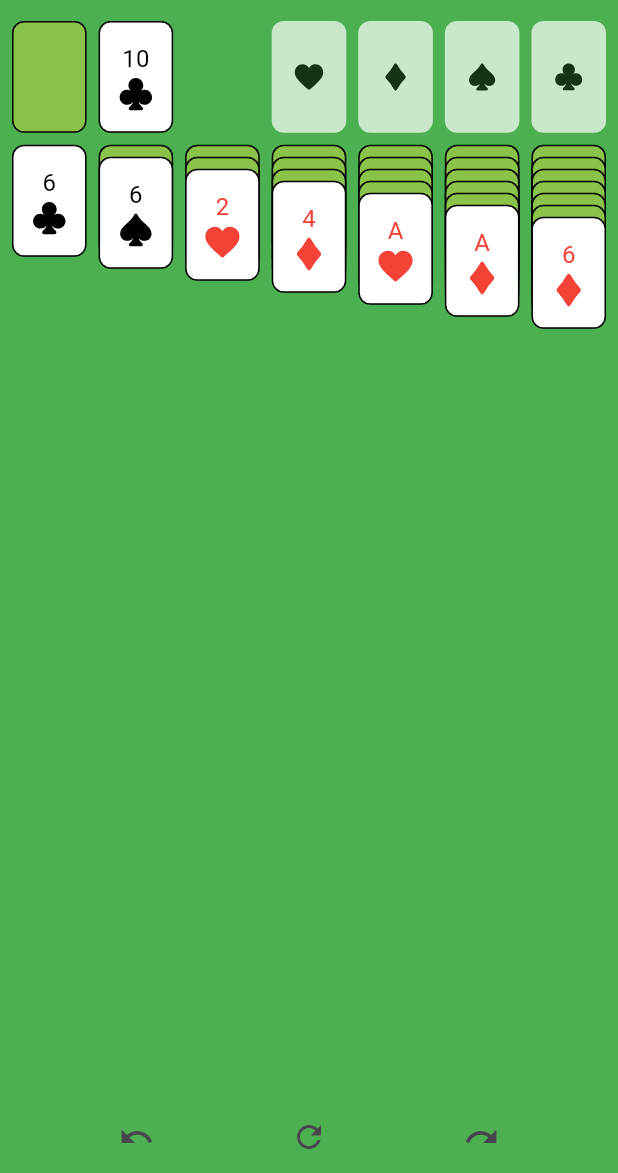
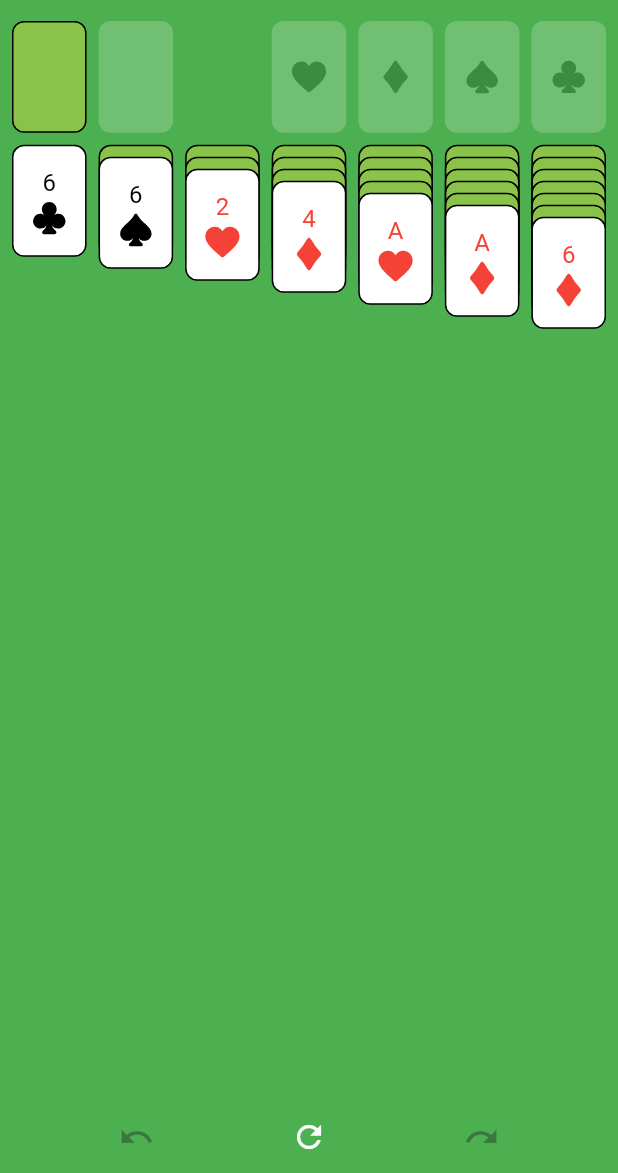
Before and after one commit to achase89/minimalist_solitaire, a Flutter app: the screen it shows after launch, after a tap on the "refresh" icon, on a phone screen of 412 x 824 dp, the part 63-1236 px from its top. Run offline on Flutter 3.47's test engine with Material 3 defaults, Android fonts, the light colour scheme and no system bars; our stand-ins replace flutter_svg.

Commit message:
- Corrected stock and waste piles - Moved Buttons - Created style sheet and applied it - Created placeholder card - Need to create themes file and apply themes. - Need to create menu button and start to build out options - Need to implement scoring system

```diff
--- a/lib/card_empty.dart
+++ b/lib/card_empty.dart
@@ -4,6 +4,7 @@ import 'package:minimalist_solitaire/card_playing.dart';
 import 'package:minimalist_solitaire/card_transformed.dart';
 import 'package:flutter_svg/flutter_svg.dart';
 import 'card_dimensions.dart';
+import 'styles.dart';
 
 // The deck of cards which accept the final cards (Ace to King)
 class EmptyCardDeck extends StatefulWidget {
@@ -12,7 +13,8 @@ class EmptyCardDeck extends StatefulWidget {
   final CardAcceptCallback onCardAdded;
   final int columnIndex;
 
-  const EmptyCardDeck({super.key,
+  const EmptyCardDeck({
+    super.key,
     required this.cardSuit,
     required this.cardsAdded,
     required this.onCardAdded,
@@ -20,39 +22,34 @@ class EmptyCardDeck extends StatefulWidget {
   });
 
   @override
-  _EmptyCardDeckState createState() => _EmptyCardDeckState();
+  EmptyCardDeckState createState() => EmptyCardDeckState();
 }
 
-class _EmptyCardDeckState extends State<EmptyCardDeck> {
+class EmptyCardDeckState extends State<EmptyCardDeck> {
   @override
   Widget build(BuildContext context) {
-    final cardWidth = CardDimensions.calculateCardWidth(context); // Calculate width
-    final cardHeight = CardDimensions.calculateCardHeight(cardWidth); // Calculate height
+    final cardWidth =
+        CardDimensions.calculateCardWidth(context); // Calculate width
+    final cardHeight =
+        CardDimensions.calculateCardHeight(cardWidth); // Calculate height
 
     return DragTarget<Map>(
       builder: (context, listOne, listTwo) {
         return widget.cardsAdded.isEmpty
             ? Opacity(
-          opacity: 0.7,
+                opacity: AppStyles
+                    .cardPlaceholderOpacity, // Use opacity from AppStyles
                 child: Container(
                   decoration: BoxDecoration(
-              borderRadius: BorderRadius.circular(8.0),
-              color: Colors.white,
+                    borderRadius: BorderRadius.circular(AppStyles
+                        .cardBorderRadius), // Use borderRadius from AppStyles
+                    color: AppStyles
+                        .cardFaceBackgroundColor, // Use color from AppStyles
                   ),
                   height: cardHeight,
                   width: cardWidth,
                   child: Center(
-              child: Row(
-                mainAxisAlignment: MainAxisAlignment.spaceEvenly,
-                children: <Widget>[
-                  Center(
-                    child: SizedBox(
-                      height: 20.0,
                     child: _suitToImage(),
-                    ),
-                  )
-                ],
-              ),
                   ),
                 ),
               )
--- /dev/null
+++ b/lib/card_placeholder.dart
@@ -0,0 +1,26 @@
+import 'package:flutter/material.dart';
+import 'card_dimensions.dart';
+import 'styles.dart';
+
+class CardPlaceholder extends StatelessWidget {
+  const CardPlaceholder({super.key});
+
+  @override
+  Widget build(BuildContext context) {
+    final cardWidth = CardDimensions.calculateCardWidth(context);
+    final cardHeight = CardDimensions.calculateCardHeight(cardWidth);
+
+    return Opacity(
+      opacity: AppStyles.cardPlaceholderOpacity, // Use opacity from AppStyles
+      child: Container(
+        width: cardWidth,
+        height: cardHeight,
+        decoration: BoxDecoration(
+          color: AppStyles.cardFaceBackgroundColor, // Use color from AppStyles
+          borderRadius: BorderRadius.circular(
+              AppStyles.cardBorderRadius), // Use borderRadius from AppStyles
+        ),
+      ),
+    );
+  }
+}
--- a/lib/card_playing.dart
+++ b/lib/card_playing.dart
@@ -41,11 +41,10 @@ class PlayingCard {
   });
 
   CardColor get cardColor {
-    if(cardSuit == CardSuit.hearts || cardSuit == CardSuit.diamonds) {
+    if (cardSuit == CardSuit.hearts || cardSuit == CardSuit.diamonds) {
       return CardColor.red;
     } else {
       return CardColor.black;
     }
   }
-
 }
--- a/lib/card_transformed.dart
+++ b/lib/card_transformed.dart
@@ -3,6 +3,7 @@ import 'package:flutter_svg/svg.dart';
 import 'package:minimalist_solitaire/card_column.dart';
 import 'package:minimalist_solitaire/card_playing.dart';
 import 'card_dimensions.dart';
+import 'styles.dart';
 
 // TransformedCard makes the card draggable and translates it according to
 // position in the stack.
@@ -14,6 +15,8 @@ class TransformedCard extends StatefulWidget {
   final int columnIndex;
   final List<PlayingCard> attachedCards;
 
+  final Color? backgroundColor;
+
   const TransformedCard({
     super.key,
     required this.playingCard,
@@ -22,6 +25,7 @@ class TransformedCard extends StatefulWidget {
     this.transformIndex = 0,
     required this.columnIndex,
     required this.attachedCards,
+    this.backgroundColor,
   });
 
   @override
@@ -31,7 +35,7 @@ class TransformedCard extends StatefulWidget {
 class TransformedCardState extends State<TransformedCard> {
   @override
   Widget build(BuildContext context) {
-    return  _buildCard();
+    return _buildCard();
   }
 
   Widget _buildCard() {
@@ -43,9 +47,10 @@ class TransformedCardState extends State<TransformedCard> {
             height: cardHeight,
             width: cardWidth,
             decoration: BoxDecoration(
-        color: Colors.lightGreen,
-        border: Border.all(color: Colors.black),
-        borderRadius: BorderRadius.circular(8.0),
+              color:
+                  widget.backgroundColor ?? AppStyles.cardBackBackgroundColor,
+              border: Border.all(color: AppStyles.cardBorderColor),
+              borderRadius: BorderRadius.circular(AppStyles.cardBorderRadius),
             ),
           )
         : Draggable<Map>(
@@ -79,10 +84,9 @@ class TransformedCardState extends State<TransformedCard> {
       color: Colors.transparent,
       child: Container(
         decoration: BoxDecoration(
-            borderRadius: BorderRadius.circular(8.0),
-            color: Colors.white,
-            border: Border.all(color: Colors.black),
-
+          color: AppStyles.cardFaceBackgroundColor,
+          border: Border.all(color: AppStyles.cardBorderColor),
+          borderRadius: BorderRadius.circular(AppStyles.cardBorderRadius),
         ),
         width: cardWidth,
         height: cardHeight,
@@ -92,10 +96,14 @@ class TransformedCardState extends State<TransformedCard> {
             Text(
               _cardRankToString(),
               style: TextStyle(
-                fontSize: 16.0,
-                color: widget.playingCard.cardColor == CardColor.red
-                    ? Colors.red
-                    : Colors.black,
+                fontSize: AppStyles.cardFullFaceTextStyle
+                    .fontSize, // Use fontSize from cardFullFaceTextStyle
+                color: widget.playingCard.cardColor ==
+                        CardColor.red // Keep the conditional color logic
+                    ? AppStyles
+                        .cardSuitColorLight // Use cardSuitColorLight from AppStyles
+                    : AppStyles
+                        .cardSuitColorDark, // Use cardSuitColorDark from AppStyles
               ),
             ),
             _suitToImage(widget.playingCard.cardSuit),
@@ -113,9 +121,9 @@ class TransformedCardState extends State<TransformedCard> {
       color: Colors.transparent,
       child: Container(
         decoration: BoxDecoration(
-          borderRadius: BorderRadius.circular(8.0),
-          color: Colors.white,
-          border: Border.all(color: Colors.black),
+          color: AppStyles.cardFaceBackgroundColor,
+          border: Border.all(color: AppStyles.cardBorderColor),
+          borderRadius: BorderRadius.circular(AppStyles.cardBorderRadius),
         ),
         width: cardWidth,
         height: cardHeight,
@@ -130,15 +138,20 @@ class TransformedCardState extends State<TransformedCard> {
                   Text(
                     _cardRankToString(),
                     style: TextStyle(
-                      fontSize: 12.0,
-                      color: widget.playingCard.cardColor == CardColor.red
-                          ? Colors.red
-                          : Colors.black,
+                      fontSize: AppStyles.cardPartialFaceTextStyle
+                          .fontSize, // Use fontSize from cardPartialFaceTextStyle
+                      color: widget.playingCard.cardColor ==
+                              CardColor.red // Keep the conditional color logic
+                          ? AppStyles
+                              .cardSuitColorLight // Use cardSuitColorLight from AppStyles
+                          : AppStyles
+                              .cardSuitColorDark, // Use cardSuitColorDark from AppStyles
                     ),
                   ),
                   Padding(
                     padding: const EdgeInsets.only(left: 4.0),
-                    child: SizedBox( // Add SizedBox here
+                    child: SizedBox(
+                      // Add SizedBox here
                       width: 16, // Adjust width as needed
                       height: 16, // Adjust height as needed
                       child: _suitToImage(widget.playingCard.cardSuit),
@@ -150,28 +163,6 @@ class TransformedCardState extends State<TransformedCard> {
           ),
         ),
       ),
-    );
-  }
-
-  Widget _cardWidget() {
-    return Column(
-      mainAxisAlignment: MainAxisAlignment.spaceAround,
-      children: <Widget>[
-        Text(
-          _cardRankToString(),
-          style: TextStyle(
-            fontSize: 10.0,
-            color: widget.playingCard.cardColor == CardColor.red ? Colors.red : Colors.black,
-          ),
-        ),
-        Text(
-          _cardRankToString(),
-          style: TextStyle(
-            fontSize: 10.0,
-            color: widget.playingCard.cardColor == CardColor.red ? Colors.red : Colors.black,
-          ),
-        ),
-      ],
     );
   }
 
@@ -208,40 +199,27 @@ class TransformedCardState extends State<TransformedCard> {
     }
   }
 
-  String _cardSuitToString(CardSuit cardSuit) {
-    switch (cardSuit) {
-      case CardSuit.hearts:
-        return "H";
-      case CardSuit.diamonds:
-        return "D";
-      case CardSuit.clubs:
-        return "C";
-      case CardSuit.spades:
-        return "S";
-    }
-  }
-
   Widget _suitToImage(CardSuit cardSuit) {
     switch (cardSuit) {
       case CardSuit.hearts:
         return SvgPicture.asset(
           'assets/images/suit_hearts.svg',
-          color: Colors.red, // Set color to red
+          color: AppStyles.cardSuitColorLight,
         );
       case CardSuit.diamonds:
         return SvgPicture.asset(
           'assets/images/suit_diamonds.svg',
-          color: Colors.red, // Set color to red
+          color: AppStyles.cardSuitColorLight,
         );
       case CardSuit.clubs:
         return SvgPicture.asset(
           'assets/images/suit_clubs.svg',
-          color: Colors.black, // Set color to black
+          color: AppStyles.cardSuitColorDark,
         );
       case CardSuit.spades:
         return SvgPicture.asset(
           'assets/images/suit_spades.svg',
-          color: Colors.black, // Set color to black
+          color: AppStyles.cardSuitColorDark,
         );
       default:
         return const SizedBox.shrink();
--- a/lib/game_screen.dart
+++ b/lib/game_screen.dart
@@ -1,6 +1,5 @@
 // game_screen.dart
 
-import 'dart:collection';
 import 'dart:math';
 
 import 'package:flutter/material.dart';
@@ -10,6 +9,7 @@ import 'card_dimensions.dart';
 import 'card_empty.dart';
 import 'card_playing.dart';
 import 'card_transformed.dart';
+import 'card_placeholder.dart';
 
 class GameScreen extends StatefulWidget {
   const GameScreen({super.key});
@@ -70,37 +70,22 @@ class GameScreenState extends State<GameScreen> {
               padding: const EdgeInsets.symmetric(horizontal: 8.0),
               child: Row(
                 mainAxisAlignment: MainAxisAlignment.spaceBetween,
-                children: <Widget> [
+                children: <Widget>[
+                  //Stock Pile
                   InkWell(
-                    //Stock Pile
                     child: stockPile.isNotEmpty
                         ? TransformedCard(
                             playingCard: stockPile.last,
-                      attachedCards: [
-                        stockPile.last
-                      ], // Added attachedCards argument
-                      columnIndex: 0, // Added columnIndex argument
+                            attachedCards: [stockPile.last],
+                            columnIndex: 0,
                           )
-                        : Opacity(
-                      opacity: 0.4,
-                      child: TransformedCard(
-                        playingCard: PlayingCard(
-                          cardSuit: CardSuit.diamonds,
-                          cardRank: CardRank.five,
-                        ),
-                        attachedCards: [
-                          PlayingCard(
-                            cardSuit: CardSuit.diamonds,
-                            cardRank: CardRank.five,
-                          ),
-                        ], // Added attachedCards argument
-                        columnIndex: 0, // Added columnIndex argument
-                      ),
-                    ),
+                        : const CardPlaceholder(),
                     onTap: () {
                       setState(() {
                         if (stockPile.isEmpty) {
-                          stockPile.addAll(wastePile.reversed.map((card) => card..faceUp = false));
+                          stockPile.addAll(wastePile.reversed.map((card) => card
+                            ..faceUp = false
+                            ..opened = false)); // Reset opened to false
                           wastePile.clear();
                         } else {
                           wastePile.add(
@@ -113,19 +98,20 @@ class GameScreenState extends State<GameScreen> {
                       });
                     },
                   ),
-                  //Waste Pile
+                  // Waste pile
                   wastePile.isNotEmpty
                       ? TransformedCard(
                           playingCard: wastePile.last,
-                    attachedCards: [
-                      wastePile.last,
-                    ],
+                          attachedCards: [wastePile.last],
                           columnIndex: 0,
                         )
-                      : SizedBox(
-                    width: cardWidth,
-                  ),
-                  SizedBox(width: cardWidth),
+                      : const CardPlaceholder(),
+
+                  // Spacer between waste pile and foundation piles
+                  SizedBox(
+                      width:
+                          cardWidth), // Spacer between waste pile and foundation piles
+
                   //Foundation Piles
                   EmptyCardDeck(
                     cardSuit: CardSuit.hearts,
@@ -198,7 +184,8 @@ class GameScreenState extends State<GameScreen> {
               child: Row(
                 mainAxisAlignment: MainAxisAlignment.spaceBetween,
                 children: <Widget>[
-                  SizedBox( // Card Column 1
+                  SizedBox(
+                    // Card Column 1
                     width: cardWidth,
                     child: CardColumn(
                       cards: cardColumn1,
@@ -215,7 +202,8 @@ class GameScreenState extends State<GameScreen> {
                       columnIndex: 1,
                     ),
                   ),
-                  SizedBox( // Card Column 2
+                  SizedBox(
+                    // Card Column 2
                     width: cardWidth,
                     child: CardColumn(
                       cards: cardColumn2,
@@ -232,7 +220,8 @@ class GameScreenState extends State<GameScreen> {
                       columnIndex: 2,
                     ),
                   ),
-                  SizedBox( // Card Column 3
+                  SizedBox(
+                    // Card Column 3
                     width: cardWidth,
                     child: CardColumn(
                       cards: cardColumn3,
@@ -249,7 +238,8 @@ class GameScreenState extends State<GameScreen> {
                       columnIndex: 3,
                     ),
                   ),
-                  SizedBox( // Card Column 4
+                  SizedBox(
+                    // Card Column 4
                     width: cardWidth,
                     child: CardColumn(
                       cards: cardColumn4,
@@ -266,7 +256,8 @@ class GameScreenState extends State<GameScreen> {
                       columnIndex: 4,
                     ),
                   ),
-                  SizedBox( // Card Column 5
+                  SizedBox(
+                    // Card Column 5
                     width: cardWidth,
                     child: CardColumn(
                       cards: cardColumn5,
@@ -283,7 +274,8 @@ class GameScreenState extends State<GameScreen> {
                       columnIndex: 5,
                     ),
                   ),
-                  SizedBox( // Card Column 6
+                  SizedBox(
+                    // Card Column 6
                     width: cardWidth,
                     child: CardColumn(
                       cards: cardColumn6,
@@ -300,7 +292,8 @@ class GameScreenState extends State<GameScreen> {
                       columnIndex: 6,
                     ),
                   ),
-                  SizedBox( // Card Column 7
+                  SizedBox(
+                    // Card Column 7
                     width: cardWidth,
                     child: CardColumn(
                       cards: cardColumn7,
@@ -323,19 +316,35 @@ class GameScreenState extends State<GameScreen> {
           ),
           // Game options row
           Row(
-            mainAxisAlignment: MainAxisAlignment.spaceEvenly, // Distribute buttons evenly
+            mainAxisAlignment:
+                MainAxisAlignment.spaceEvenly, // Distribute buttons evenly
             children: [
-              IconButton( // Undo button
+              IconButton(
+                // Undo button
                 icon: const Icon(Icons.undo),
-                onPressed: _undo,
+                onPressed:
+                    currentStateIndex > 0 ? _undo : null, // Disable if no undo
+                color: currentStateIndex > 0 ? Colors.white : Colors.grey,
               ),
-              IconButton( // New game button
-                icon: const Icon(Icons.refresh),
-                onPressed: _initialiseGame,
+              IconButton(
+                // New game button
+                icon: const Icon(
+                  Icons.refresh,
+                  color: Colors.white,
                 ),
-              IconButton( // Redo button
+                onPressed: () {
+                  _initialiseGame();
+                },
+              ),
+              IconButton(
+                // Redo button
                 icon: const Icon(Icons.redo),
-                onPressed: _redo,
+                onPressed: currentStateIndex < gameStates.length - 1
+                    ? _redo
+                    : null, // Disable if no redo
+                color: currentStateIndex < gameStates.length - 1
+                    ? Colors.white
+                    : Colors.grey, // Change color based on state
               ),
             ],
           ),
@@ -365,6 +374,9 @@ class GameScreenState extends State<GameScreen> {
     finalClubsDeck = [];
 
     List<PlayingCard> allCards = [];
+
+    gameStates.clear(); // Clear the game states list
+    currentStateIndex = -1; // Reset the current state index
 
     // Add all cards to deck
     for (var suit in CardSuit.values) {
@@ -469,31 +481,93 @@ class GameScreenState extends State<GameScreen> {
     }
 
     stockPile = allCards;
-    wastePile.add(
-      stockPile.removeLast()
-        ..opened = true
-        ..faceUp = true,
-    );
 
     // Initialize game state
     _saveGameState();
+
+    setState(() {});
   }
 
   void _saveGameState() {
     final newState = [
-      cardColumn1.toList(),
-      cardColumn2.toList(),
-      cardColumn3.toList(),
-      cardColumn4.toList(),
-      cardColumn5.toList(),
-      cardColumn6.toList(),
-      cardColumn7.toList(),
-      stockPile.toList(),
-      wastePile.toList(),
-      finalHeartsDeck.toList(),
-      finalDiamondsDeck.toList(),
-      finalSpadesDeck.toList(),
-      finalClubsDeck.toList(),
+      cardColumn1
+          .map((card) => PlayingCard(
+              cardSuit: card.cardSuit,
+              cardRank: card.cardRank,
+              faceUp: card.faceUp))
+          .toList(),
+      cardColumn2
+          .map((card) => PlayingCard(
+              cardSuit: card.cardSuit,
+              cardRank: card.cardRank,
+              faceUp: card.faceUp))
+          .toList(),
+      cardColumn3
+          .map((card) => PlayingCard(
+              cardSuit: card.cardSuit,
+              cardRank: card.cardRank,
+              faceUp: card.faceUp))
+          .toList(),
+      cardColumn4
+          .map((card) => PlayingCard(
+              cardSuit: card.cardSuit,
+              cardRank: card.cardRank,
+              faceUp: card.faceUp))
+          .toList(),
+      cardColumn5
+          .map((card) => PlayingCard(
+              cardSuit: card.cardSuit,
+              cardRank: card.cardRank,
+              faceUp: card.faceUp))
+          .toList(),
+      cardColumn6
+          .map((card) => PlayingCard(
+              cardSuit: card.cardSuit,
+              cardRank: card.cardRank,
+              faceUp: card.faceUp))
+          .toList(),
+      cardColumn7
+          .map((card) => PlayingCard(
+              cardSuit: card.cardSuit,
+              cardRank: card.cardRank,
+              faceUp: card.faceUp))
+          .toList(),
+      stockPile
+          .map((card) => PlayingCard(
+              cardSuit: card.cardSuit,
+              cardRank: card.cardRank,
+              faceUp: card.faceUp))
+          .toList(),
+      wastePile
+          .map((card) => PlayingCard(
+              cardSuit: card.cardSuit,
+              cardRank: card.cardRank,
+              faceUp: card.faceUp))
+          .toList(),
+      finalHeartsDeck
+          .map((card) => PlayingCard(
+              cardSuit: card.cardSuit,
+              cardRank: card.cardRank,
+              faceUp: card.faceUp))
+          .toList(),
+      finalDiamondsDeck
+          .map((card) => PlayingCard(
+              cardSuit: card.cardSuit,
+              cardRank: card.cardRank,
+              faceUp: card.faceUp))
+          .toList(),
+      finalSpadesDeck
+          .map((card) => PlayingCard(
+              cardSuit: card.cardSuit,
+              cardRank: card.cardRank,
+              faceUp: card.faceUp))
+          .toList(),
+      finalClubsDeck
+          .map((card) => PlayingCard(
+              cardSuit: card.cardSuit,
+              cardRank: card.cardRank,
+              faceUp: card.faceUp))
+          .toList(),
     ];
     gameStates = gameStates.sublist(0, currentStateIndex + 1);
     gameStates.add(newState);
@@ -615,5 +689,3 @@ class GameScreenState extends State<GameScreen> {
     }
   }
 }
-
-//fixing this
--- /dev/null
+++ b/lib/styles.dart
@@ -0,0 +1,19 @@
+// styles.dart
+
+import 'package:flutter/material.dart';
+
+class AppStyles {
+  static const Color backgroundColor = Colors.green;
+  static const Color cardFaceBackgroundColor = Colors.white;
+  static const Color cardBackBackgroundColor = Colors.lightGreen;
+  static const Color cardBorderColor = Colors.black;
+  static const Color cardSuitColorLight = Colors.red;
+  static const Color cardSuitColorDark = Colors.black;
+  static const double cardPlaceholderOpacity = 0.2;
+  static const double cardBorderRadius = 8.0;
+  static const TextStyle cardFullFaceTextStyle =
+      TextStyle(fontSize: 16.0, color: Colors.black);
+  static const TextStyle cardPartialFaceTextStyle =
+      TextStyle(fontSize: 12.0, color: Colors.black);
+// ... add more styles as needed ...
+}
```
Also changed, not shown: lib/card_column.dart (+13 -11 lines), lib/card_dimensions.dart (line endings or trailing spaces), lib/main.dart (line endings or trailing spaces). Lines whose indentation alone changed are shown as unchanged.
